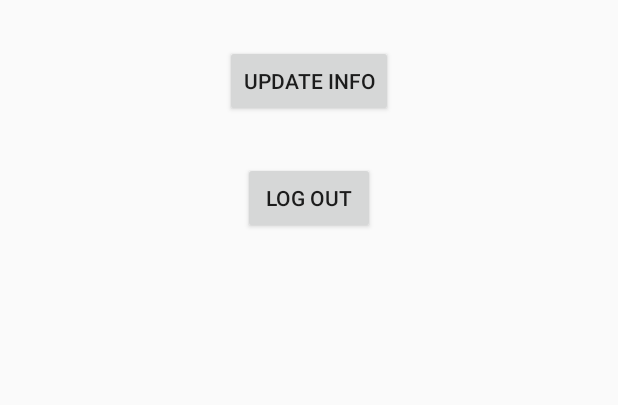
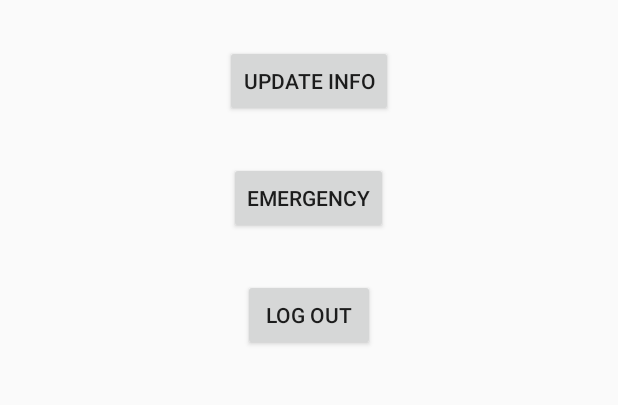
Before and after one commit to RohithS98/MediFinderFinal-master, an Android app: the HospitalScreenActivity screen opened directly, with no data from a screen before it, on a phone screen of 412 x 824 dp, the part 213-618 px from its top. Run offline under Robolectric (Android 15) with nearby library versions, the light colour scheme and no system bars.

Commit message:
Added hospital emergency

```diff
--- a/MediFinder-PatiendEnd/src/main/AndroidManifest.xml
+++ b/MediFinder-PatiendEnd/src/main/AndroidManifest.xml
@@ -25,6 +25,7 @@
         <activity android:name=".SignUp1Activity" />
         <activity android:name=".SignUp2Activity" />
         <activity android:name=".HospitalScreenActivity" />
+        <activity android:name=".hospitalEmergency"/>
         <activity
             android:name=".MainActivity"
             android:label="Medifinder-Patient">
--- a/MediFinder-PatiendEnd/src/main/java/com/parse/starter/HospitalScreenActivity.java
+++ b/MediFinder-PatiendEnd/src/main/java/com/parse/starter/HospitalScreenActivity.java
@@ -26,6 +26,11 @@ public class HospitalScreenActivity extends AppCompatActivity {
         startActivity(intent);
     }
 
+    public void emergency(View view){
+        Intent intent = new Intent(HospitalScreenActivity.this, hospitalEmergency.class);
+        startActivity(intent);
+    }
+
     public void logOut(View view) {
         ParseUser.logOutInBackground(new LogOutCallback() {
             @Override
--- a/MediFinder-PatiendEnd/src/main/res/layout/activity_hospital_screen.xml
+++ b/MediFinder-PatiendEnd/src/main/res/layout/activity_hospital_screen.xml
@@ -33,20 +33,21 @@
     <Button
         android:layout_width="wrap_content"
         android:layout_height="wrap_content"
+        android:id="@+id/emergency"
+        android:text="Emergency"
+        android:layout_below="@id/update"
+        android:layout_centerHorizontal="true"
+        android:layout_marginTop="30dp"
+        android:onClick="emergency"/>
+
+    <Button
+        android:layout_width="wrap_content"
+        android:layout_height="wrap_content"
         android:id="@+id/logout"
         android:text="Log Out"
-        android:layout_below="@id/update"
+        android:layout_below="@id/emergency"
         android:layout_centerHorizontal="true"
         android:layout_marginTop="30dp"
         android:onClick="logOut"/>
 
-    <!--<Button-->
-        <!--android:layout_width="wrap_content"-->
-        <!--android:layout_height="wrap_content"-->
-        <!--android:id="@+id/callTest"-->
-        <!--android:layout_below="@id/logout"-->
-        <!--android:layout_centerHorizontal="true"-->
-        <!--android:text="Call Test"-->
-        <!--android:onClick="tryCall"/>-->
-
 </RelativeLayout>
```
Also changed, not shown: 76 other files.
